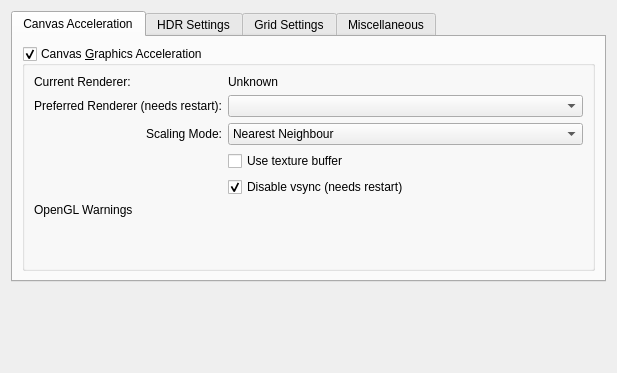
Old version of the form libs/ui/forms/wdgdisplaysettings.ui in the repository KDE/krita.
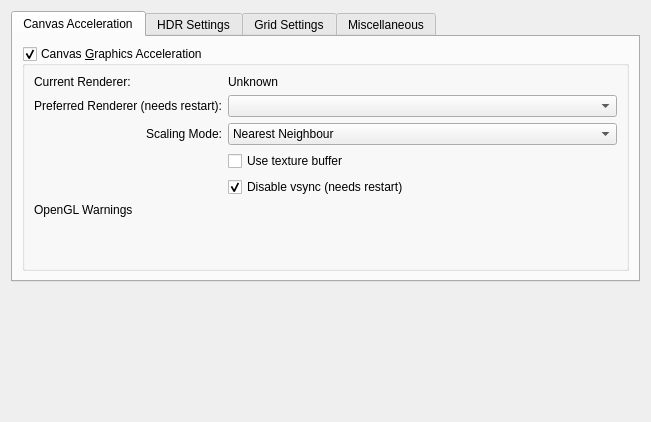
New version of the form. Custom widgets are drawn as their Qt base class.

Commit message:
Remove HDR tab when HDR is not present.
This will remove the whole tab instead of just the settings group.
As HDR cannot be magically added in the middle of a session, this
should work appropriately.

BUG:412306

What changed in the file:
```diff
--- a/libs/ui/forms/wdgdisplaysettings.ui
+++ b/libs/ui/forms/wdgdisplaysettings.ui
@@ -6,8 +6,8 @@
    <rect>
     <x>0</x>
     <y>0</y>
-    <width>617</width>
-    <height>373</height>
+    <width>651</width>
+    <height>422</height>
    </rect>
   </property>
   <property name="sizePolicy">
```
Left out of the diff: 2 changed lines with no effect on the pictures. The commit also changes 1 other file.
